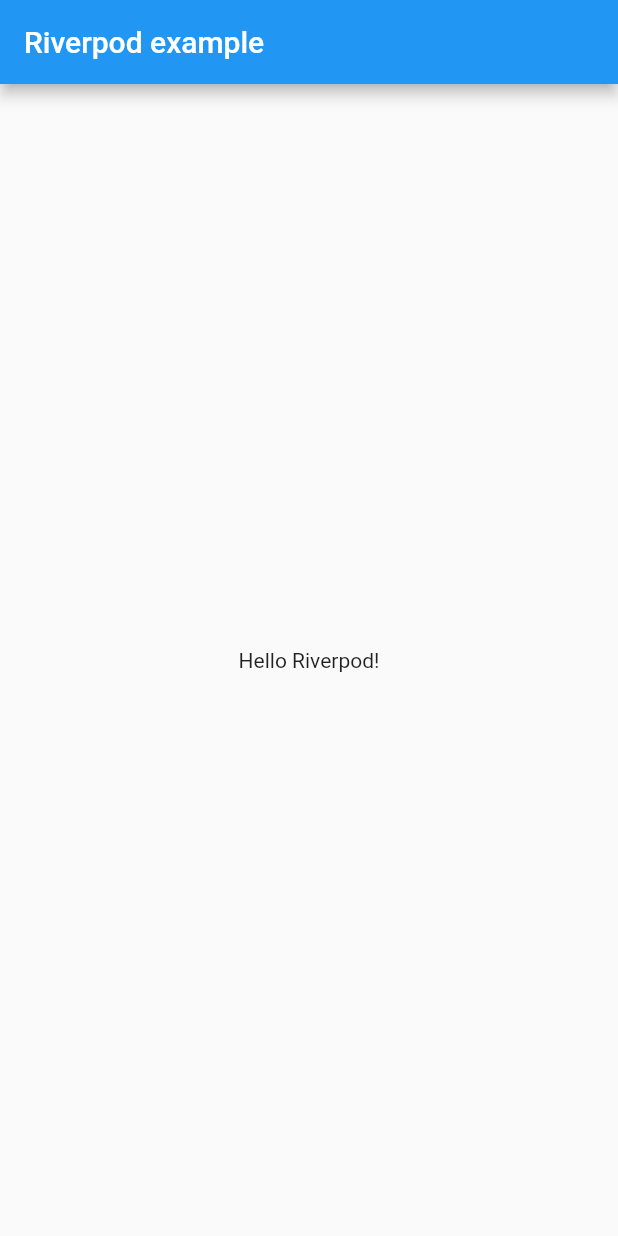
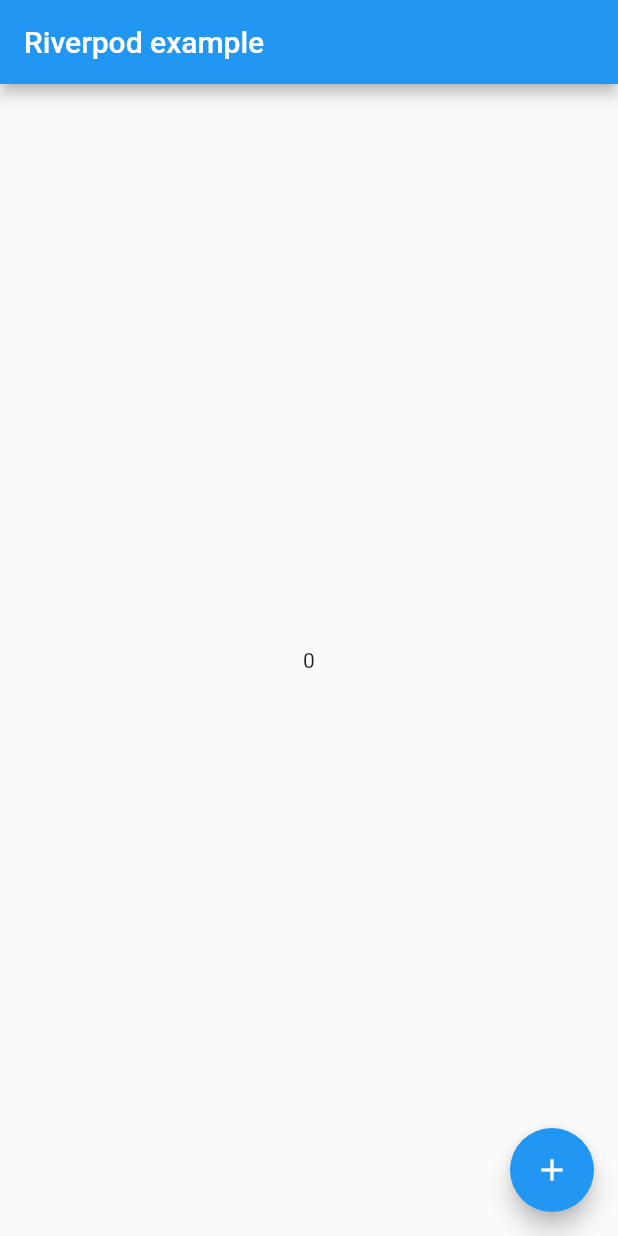
Before and after one commit to FelipeGangrel/flutter_riverpod_example, a Flutter app: the screen it shows after launch, on a phone screen of 412 x 824 dp. Run offline on Flutter 3.47's test engine with Material 2 defaults, Android fonts, the phone set to English and light mode, and no system bars; our stand-ins replace flutter_riverpod.

Commit message:
increment provider

```diff
--- a/lib/main.dart
+++ b/lib/main.dart
@@ -9,7 +9,17 @@ void main() {
   );
 }
 
-final greetingProvider = Provider((ref) => 'Hello Riverpod!');
+class IncrementNotifier extends ChangeNotifier {
+  int _value = 0;
+  int get value => _value;
+
+  void increment() {
+    _value++;
+    notifyListeners();
+  }
+}
+
+final incrementProvider = ChangeNotifierProvider((ref) => IncrementNotifier());
 
 class MyApp extends StatelessWidget {
   @override
@@ -27,23 +37,24 @@ class MyApp extends StatelessWidget {
 
 class MyWidget extends StatelessWidget {
   @override
-  Widget build(
-    BuildContext context,
-  ) {
+  Widget build(BuildContext context) {
     return Scaffold(
       appBar: AppBar(
         title: Text('Riverpod example'),
       ),
       body: Center(
-        // We wrap our text widget with a consumer
-        // This way we only rebuild the Text widget when the provider
-        // changes its value
         child: Consumer(
           builder: (context, watch, child) {
-            final greeting = watch(greetingProvider);
-            return Text(greeting);
+            final incrementNotifier = watch(incrementProvider);
+            return Text(incrementNotifier.value.toString());
           },
         ),
+      ),
+      floatingActionButton: FloatingActionButton(
+        onPressed: () {
+          context.read(incrementProvider).increment();
+        },
+        child: Icon(Icons.add),
       ),
     );
   }
```
